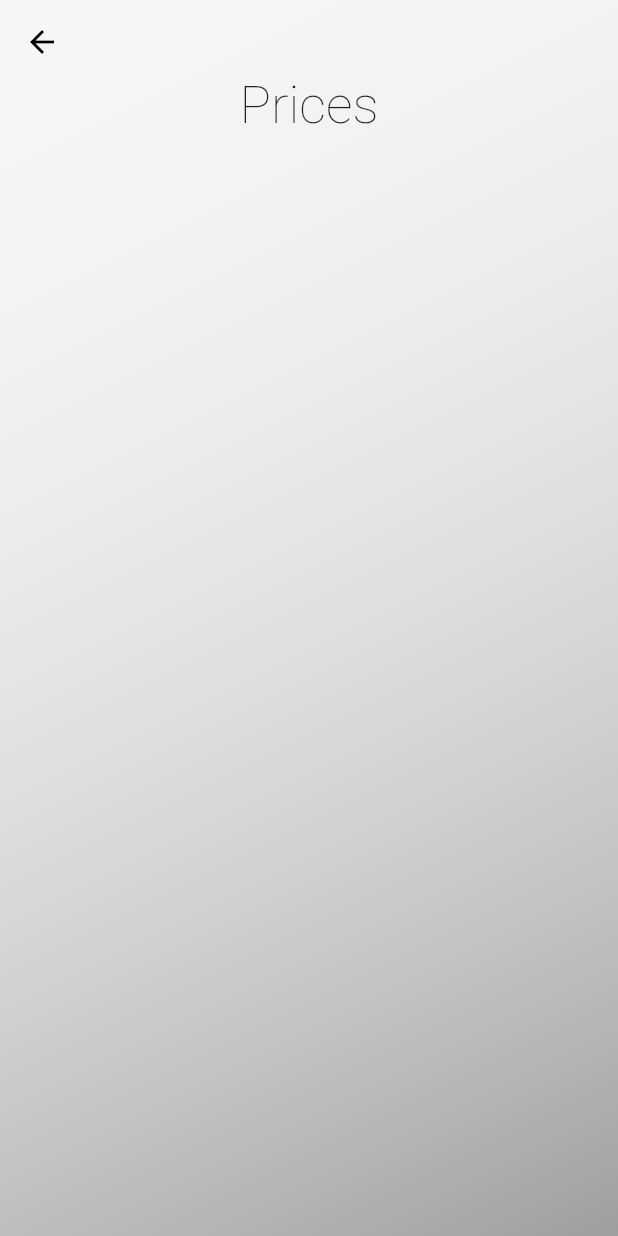
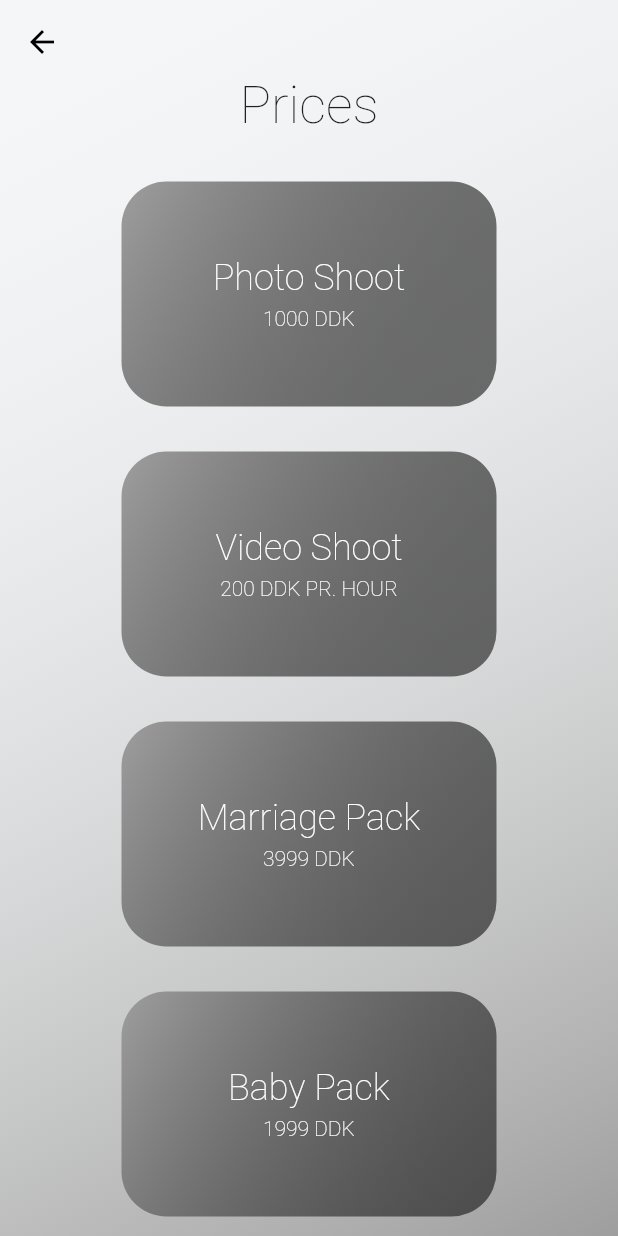
Before and after one commit to Heidelbergg/amvision_app, a Flutter app: the Prices screen opened directly, on a phone screen of 412 x 824 dp. Run offline on Flutter 3.47's test engine with Material 2 defaults, Android fonts, the phone set to English and light mode, and no system bars; our stand-ins replace animated_text_kit, carousel_slider, font_awesome_flutter.

Commit message:
Price screen final

```diff
--- a/lib/screens/home_screen.dart
+++ b/lib/screens/home_screen.dart
@@ -225,7 +225,6 @@ class _HomescreenState extends State<HomeScreen> {
                   shape: MaterialStateProperty.all<RoundedRectangleBorder>(
                     RoundedRectangleBorder(
                       borderRadius: BorderRadius.circular(30),
-                      side: BorderSide(color: Colors.black),
                     ),
                   ),
                 ),
@@ -259,7 +258,6 @@ class _HomescreenState extends State<HomeScreen> {
                   shape: MaterialStateProperty.all<RoundedRectangleBorder>(
                     RoundedRectangleBorder(
                       borderRadius: BorderRadius.circular(30),
-                      side: BorderSide(color: Colors.black),
                     ),
                   ),
                 ),
@@ -293,7 +291,6 @@ class _HomescreenState extends State<HomeScreen> {
                   shape: MaterialStateProperty.all<RoundedRectangleBorder>(
                     RoundedRectangleBorder(
                       borderRadius: BorderRadius.circular(30),
-                      side: BorderSide(color: Colors.black),
                     ),
                   ),
                 ),
@@ -327,7 +324,6 @@ class _HomescreenState extends State<HomeScreen> {
                   shape: MaterialStateProperty.all<RoundedRectangleBorder>(
                     RoundedRectangleBorder(
                       borderRadius: BorderRadius.circular(30),
-                      side: BorderSide(color: Colors.black),
                     ),
                   ),
                 ),
--- a/lib/screens/prices_screen.dart
+++ b/lib/screens/prices_screen.dart
@@ -32,10 +32,7 @@ class PricesState extends State<Prices> {
       ),
       child: ListView(
         // Align the dimensions with the top
-        padding: EdgeInsets.only(top: MediaQuery
-            .of(context)
-            .padding
-            .top),
+        padding: EdgeInsets.only(top: MediaQuery.of(context).padding.top),
         // Override the default appbar restriction for widgets
         children: [
           prices(),
@@ -47,18 +44,170 @@ class PricesState extends State<Prices> {
   Widget prices() {
     return Column(
       children: [
+
+        // Header
         Container(
-          padding: EdgeInsets.only(top: 50, bottom: 10),
-          child: Text(
-              "Prices",
-              style: TextStyle(
-                  fontSize: 35,
-                  fontWeight: FontWeight.w200
-              )
+          padding: EdgeInsets.only(top: 50, bottom: 30),
+          child: Text("Prices",
+              style: TextStyle(fontSize: 35, fontWeight: FontWeight.w200)),
+        ),
+
+        // Photoshoot
+        Container(
+          width: 250,
+          height: 150,
+          decoration: BoxDecoration(
+            borderRadius: BorderRadius.all(Radius.circular(30)),
+            gradient: LinearGradient(
+              colors: [Colors.black54, Colors.grey],
+              begin: Alignment.bottomRight,
+              end: Alignment.topLeft,
+            ),
+          ),
+          child: Column(
+            mainAxisAlignment: MainAxisAlignment.center,
+            children: [
+              Text(
+                "Photo Shoot",
+                style: TextStyle(
+                    fontSize: 24,
+                    fontWeight: FontWeight.w200,
+                    color: Colors.white
+                ),
+              ),
+              const SizedBox(height: 5,),
+              Text(
+                "1000 DDK",
+                textAlign: TextAlign.start,
+                style: TextStyle(
+                    fontSize: 14,
+                    fontWeight: FontWeight.w200,
+                    color: Colors.white
+                ),
+              ),
+            ],
           ),
         ),
+
+        const SizedBox(height: 30,),
+
+        // Video
+
+        Container(
+          width: 250,
+          height: 150,
+          decoration: BoxDecoration(
+            borderRadius: BorderRadius.all(Radius.circular(30)),
+            gradient: LinearGradient(
+              colors: [Colors.black54, Colors.grey],
+              begin: Alignment.bottomRight,
+              end: Alignment.topLeft,
+            ),
+          ),
+          child: Column(
+            mainAxisAlignment: MainAxisAlignment.center,
+            children: [
+              Text(
+                "Video Shoot",
+                style: TextStyle(
+                    fontSize: 24,
+                    fontWeight: FontWeight.w200,
+                    color: Colors.white
+                ),
+              ),
+              const SizedBox(height: 5,),
+              Text(
+                "200 DDK PR. HOUR",
+                textAlign: TextAlign.start,
+                style: TextStyle(
+                    fontSize: 14,
+                    fontWeight: FontWeight.w200,
+                    color: Colors.white
+                ),
+              ),
+            ],
+          ),
+        ),
+
+        const SizedBox(height: 30,),
+
+        // Wedding pack
+
+        Container(
+          width: 250,
+          height: 150,
+          decoration: BoxDecoration(
+            borderRadius: BorderRadius.all(Radius.circular(30)),
+            gradient: LinearGradient(
+              colors: [Colors.black54, Colors.grey],
+              begin: Alignment.bottomRight,
+              end: Alignment.topLeft,
+            ),
+          ),
+          child: Column(
+            mainAxisAlignment: MainAxisAlignment.center,
+            children: [
+              Text(
+                "Marriage Pack",
+                style: TextStyle(
+                    fontSize: 24,
+                    fontWeight: FontWeight.w200,
+                    color: Colors.white
+                ),
+              ),
+              const SizedBox(height: 5,),
+              Text(
+                "3999 DDK",
+                textAlign: TextAlign.start,
+                style: TextStyle(
+                    fontSize: 14,
+                    fontWeight: FontWeight.w200,
+                    color: Colors.white
+                ),
+              ),
+            ],
+          ),
+        ),
+        const SizedBox(height: 30,),
+
+        // Baby Pack
+        Container(
+          width: 250,
+          height: 150,
+          decoration: BoxDecoration(
+            borderRadius: BorderRadius.all(Radius.circular(30)),
+            gradient: LinearGradient(
+              colors: [Colors.black54, Colors.grey],
+              begin: Alignment.bottomRight,
+              end: Alignment.topLeft,
+            ),
+          ),
+          child: Column(
+            mainAxisAlignment: MainAxisAlignment.center,
+            children: [
+              Text(
+                "Baby Pack",
+                style: TextStyle(
+                    fontSize: 24,
+                    fontWeight: FontWeight.w200,
+                    color: Colors.white
+                ),
+              ),
+              const SizedBox(height: 5,),
+              Text(
+                "1999 DDK",
+                textAlign: TextAlign.start,
+                style: TextStyle(
+                    fontSize: 14,
+                    fontWeight: FontWeight.w200,
+                    color: Colors.white
+                ),
+              ),
+            ],
+          ),
+        ),
+
       ],
     );
   }
-
 }
```
